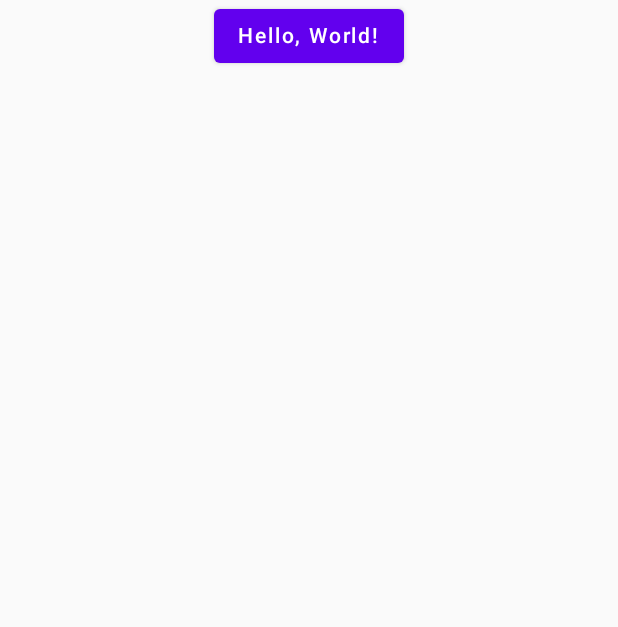
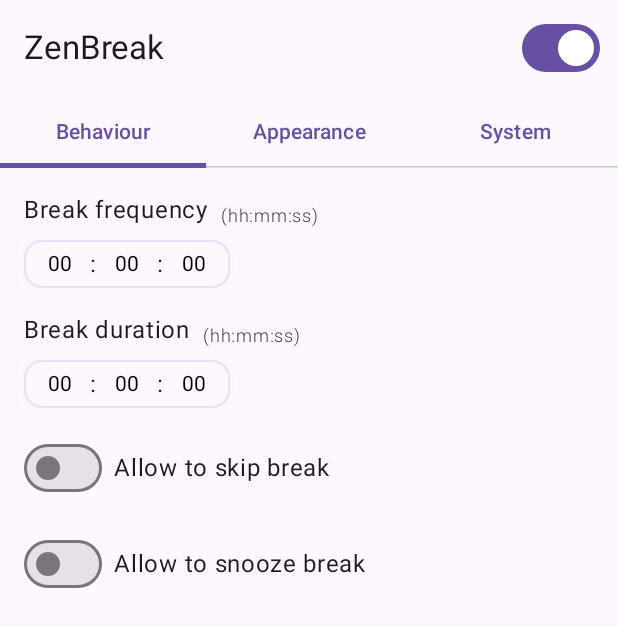
Before and after one commit to Giuliopime/ZenBreak, an Android app built with Jetpack Compose: the screen it shows after launch (MainActivity), on a phone screen of 412 x 824 dp. Shown: the top 627 px of the screen. Run offline under Robolectric (Android 15) with nearby library versions, the phone set to English and light mode, and no system bars; our stand-ins replace Compose Multiplatform resources; libraries missing offline, so code that uses them is left out: com.russhwolf.settings.

Commit message:
feat: ui

```diff
--- a/androidApp/src/androidMain/res/values/strings.xml
+++ b/androidApp/src/androidMain/res/values/strings.xml
@@ -1,3 +1,3 @@
 <resources>
-    <string name="app_name">My application</string>
+    <string name="app_name">ZenBreak</string>
 </resources>
--- a/settings.gradle.kts
+++ b/settings.gradle.kts
@@ -1,4 +1,4 @@
-rootProject.name = "MyApplication"
+rootProject.name = "ZenBreak"
 
 include(":androidApp")
 include(":shared")
--- a/shared/build.gradle.kts
+++ b/shared/build.gradle.kts
@@ -32,9 +32,11 @@ kotlin {
             dependencies {
                 implementation(compose.runtime)
                 implementation(compose.foundation)
-                implementation(compose.material)
+                implementation(compose.material3)
                 @OptIn(org.jetbrains.compose.ExperimentalComposeLibrary::class)
                 implementation(compose.components.resources)
+
+                implementation("com.russhwolf:multiplatform-settings-no-arg:1.0.0")
             }
         }
         val androidMain by getting {
@@ -63,7 +65,7 @@ kotlin {
 
 android {
     compileSdk = (findProperty("android.compileSdk") as String).toInt()
-    namespace = "com.myapplication.common"
+    namespace = "dev.giuliopime.zenbreak.common"
 
     sourceSets["main"].manifest.srcFile("src/androidMain/AndroidManifest.xml")
     sourceSets["main"].res.srcDirs("src/androidMain/res")
--- a/shared/src/commonMain/kotlin/App.kt
+++ b/shared/src/commonMain/kotlin/App.kt
@@ -1,10 +1,20 @@
 import androidx.compose.animation.AnimatedVisibility
-import androidx.compose.foundation.Image
+import androidx.compose.animation.Crossfade
+import androidx.compose.animation.core.tween
+import androidx.compose.foundation.layout.Arrangement
 import androidx.compose.foundation.layout.Column
-import androidx.compose.foundation.layout.fillMaxWidth
-import androidx.compose.material.Button
-import androidx.compose.material.MaterialTheme
-import androidx.compose.material.Text
+import androidx.compose.foundation.layout.fillMaxSize
+import androidx.compose.foundation.layout.padding
+import androidx.compose.foundation.rememberScrollState
+import androidx.compose.foundation.verticalScroll
+import androidx.compose.material3.ExperimentalMaterial3Api
+import androidx.compose.material3.MaterialTheme
+import androidx.compose.material3.Scaffold
+import androidx.compose.material3.Switch
+import androidx.compose.material3.Tab
+import androidx.compose.material3.TabRow
+import androidx.compose.material3.Text
+import androidx.compose.material3.TopAppBar
 import androidx.compose.runtime.Composable
 import androidx.compose.runtime.getValue
 import androidx.compose.runtime.mutableStateOf
@@ -12,27 +22,86 @@ import androidx.compose.runtime.remember
 import androidx.compose.runtime.setValue
 import androidx.compose.ui.Alignment
 import androidx.compose.ui.Modifier
+import androidx.compose.ui.text.style.TextOverflow
+import androidx.compose.ui.unit.dp
 import org.jetbrains.compose.resources.ExperimentalResourceApi
-import org.jetbrains.compose.resources.painterResource
+import ui.pages.AppearancePage
+import ui.pages.BehaviourPage
+import ui.pages.SystemPage
 
-@OptIn(ExperimentalResourceApi::class)
+@OptIn(ExperimentalMaterial3Api::class)
 @Composable
 fun App() {
+    val settingsRepository = remember { SettingsRepository() }
+
+    var tabIndex by remember { mutableStateOf(0) }
+    val titles = listOf("Behaviour", "Appearance", "System")
+
+    var enabled by remember { mutableStateOf(true) }
+
     MaterialTheme {
-        var greetingText by remember { mutableStateOf("Hello, World!") }
-        var showImage by remember { mutableStateOf(false) }
-        Column(Modifier.fillMaxWidth(), horizontalAlignment = Alignment.CenterHorizontally) {
-            Button(onClick = {
-                greetingText = "Hello, ${getPlatformName()}"
-                showImage = !showImage
-            }) {
-                Text(greetingText)
+        Scaffold(
+            topBar = {
+                TopAppBar(
+                    title = {
+                        Text("ZenBreak", style = MaterialTheme.typography.titleLarge)
+                    },
+                    actions = {
+                        Switch(
+                            checked = enabled,
+                            onCheckedChange = {
+                                enabled = it
+                            }
+                        )
+                    },
+                    modifier = Modifier.padding(end = 8.dp)
+                )
             }
-            AnimatedVisibility(showImage) {
-                Image(
-                    painterResource("compose-multiplatform.xml"),
-                    null
-                )
+        ) { paddingValues ->
+            Column(modifier = Modifier.padding(paddingValues)) {
+                Crossfade(targetState = enabled) {
+                    if (it) {
+                        Column {
+                            TabRow(
+                                selectedTabIndex = tabIndex,
+                            ) {
+                                titles.forEachIndexed { index, title ->
+                                    Tab(
+                                        selected = tabIndex == index,
+                                        onClick = {
+                                            tabIndex = index
+                                        },
+                                        text = {
+                                            Text(
+                                                text = title,
+                                                overflow = TextOverflow.Ellipsis
+                                            )
+                                        }
+                                    )
+                                }
+                            }
+
+                            Column(
+                                modifier = Modifier.padding(16.dp)
+                                    .verticalScroll(rememberScrollState())
+                            ) {
+                                when (tabIndex) {
+                                    0 -> BehaviourPage(settingsRepository)
+                                    1 -> AppearancePage(settingsRepository)
+                                    2 -> SystemPage()
+                                }
+                            }
+                        }
+                    } else {
+                        Column(
+                            verticalArrangement = Arrangement.Center,
+                            horizontalAlignment = Alignment.CenterHorizontally,
+                            modifier = Modifier.fillMaxSize()
+                        ) {
+                            Text("ZenBreak is turned off!")
+                        }
+                    }
+                }
             }
         }
     }
--- /dev/null
+++ b/shared/src/commonMain/kotlin/SettingsRepository.kt
@@ -0,0 +1,6 @@
+import com.russhwolf.settings.Settings
+
+class SettingsRepository {
+    val settings = Settings()
+
+}
--- /dev/null
+++ b/shared/src/commonMain/kotlin/core/Patterns.kt
@@ -0,0 +1,5 @@
+package core
+
+object Patterns {
+    val color = "#[0-9a-fA-F]{6}".toRegex()
+}
--- /dev/null
+++ b/shared/src/commonMain/kotlin/data/model/TimeDuration.kt
@@ -0,0 +1,17 @@
+package data.model
+
+import kotlin.time.Duration.Companion.hours
+
+data class TimeDuration(
+    val hours: Int,
+    val minutes: Int,
+    val seconds: Int
+) {
+    companion object {
+        fun getHours(hours: String) = hours.toIntOrNull()?.coerceIn(0, 23)
+
+        fun getMinutes(minutes: String) = minutes.toIntOrNull()?.coerceIn(0, 59)
+
+        fun getSeconds(seconds: String) = seconds.toIntOrNull()?.coerceIn(0, 59)
+    }
+}
--- /dev/null
+++ b/shared/src/commonMain/kotlin/ui/components/BooleanSetting.kt
@@ -0,0 +1,30 @@
+package ui.components
+
+import androidx.compose.foundation.layout.Arrangement
+import androidx.compose.foundation.layout.Row
+import androidx.compose.material3.Switch
+import androidx.compose.material3.Text
+import androidx.compose.runtime.Composable
+import androidx.compose.ui.Alignment
+import androidx.compose.ui.unit.dp
+
+@Composable
+fun BooleanSetting(
+    checked: Boolean,
+    onCheckedChange: (Boolean) -> Unit,
+    name: String
+) {
+    Row(
+        verticalAlignment = Alignment.CenterVertically,
+        horizontalArrangement = Arrangement.spacedBy(
+            8.dp
+        )
+    ) {
+        Switch(
+            checked = checked,
+            onCheckedChange = onCheckedChange
+        )
+
+        Text(name)
+    }
+}
--- /dev/null
+++ b/shared/src/commonMain/kotlin/ui/components/TimeInputSetting.kt
@@ -0,0 +1,142 @@
+package ui.components
+
+import androidx.compose.foundation.BorderStroke
+import androidx.compose.foundation.border
+import androidx.compose.foundation.interaction.MutableInteractionSource
+import androidx.compose.foundation.interaction.collectIsFocusedAsState
+import androidx.compose.foundation.layout.Arrangement
+import androidx.compose.foundation.layout.Column
+import androidx.compose.foundation.layout.Row
+import androidx.compose.foundation.layout.padding
+import androidx.compose.foundation.layout.width
+import androidx.compose.foundation.text.BasicTextField
+import androidx.compose.foundation.text.KeyboardOptions
+import androidx.compose.material3.MaterialTheme
+import androidx.compose.material3.Text
+import androidx.compose.runtime.Composable
+import androidx.compose.runtime.LaunchedEffect
+import androidx.compose.runtime.getValue
+import androidx.compose.runtime.mutableStateOf
+import androidx.compose.runtime.remember
+import androidx.compose.runtime.setValue
+import androidx.compose.ui.Alignment
+import androidx.compose.ui.Modifier
+import androidx.compose.ui.text.TextRange
+import androidx.compose.ui.text.font.FontWeight
+import androidx.compose.ui.text.input.ImeAction
+import androidx.compose.ui.text.input.KeyboardType
+import androidx.compose.ui.text.input.TextFieldValue
+import androidx.compose.ui.text.style.TextAlign
+import androidx.compose.ui.unit.dp
+import data.model.TimeDuration
+
+@Composable
+fun TimeInputSetting(
+    time: TimeDuration,
+    onTimeChange: (TimeDuration) -> Unit,
+    name: String
+) {
+    val hours = time.hours.toString().padStart(2, '0')
+    val minutes = time.minutes.toString().padStart(2, '0')
+    val seconds = time.seconds.toString().padStart(2, '0')
+
+    Column(
+        verticalArrangement = Arrangement.spacedBy(
+            space = 8.dp
+        )
+    ) {
+        Row(
+            horizontalArrangement = Arrangement.spacedBy(
+                space = 8.dp
+            ),
+            verticalAlignment = Alignment.Bottom
+        ) {
+            Text(name)
+            Text(
+                text = "(hh:mm:ss)",
+                style = MaterialTheme.typography.labelMedium,
+                fontWeight = FontWeight.Light
+            )
+        }
+
+        Row(
+            verticalAlignment = Alignment.CenterVertically,
+            modifier = Modifier.border(
+                border = BorderStroke(
+                    width = 1.dp,
+                    color = MaterialTheme.colorScheme.primaryContainer
+                ),
+                shape = MaterialTheme.shapes.medium
+            ).padding(4.dp)
+        ) {
+            TimeInputField(
+                value = hours,
+                onValueChange = {
+                    TimeDuration.getHours(it)?.let { hours ->
+                        onTimeChange(time.copy(hours = hours))
+                    }
+                }
+            )
+            Text(text = ":", textAlign = TextAlign.Center)
+            TimeInputField(
+                value = minutes,
+                onValueChange = {
+                    TimeDuration.getMinutes(it)?.let { minutes ->
+                        onTimeChange(time.copy(minutes = minutes))
+                    }
+                }
+            )
+            Text(":")
+            TimeInputField(
+                value = seconds,
+                onValueChange = {
+                    TimeDuration.getSeconds(it)?.let { seconds ->
+                        onTimeChange(time.copy(seconds = seconds))
+                    }
+                }
+            )
+        }
+    }
+}
+
+@Composable
+fun TimeInputField(
+    value: String,
+    onValueChange: (String) -> Unit
+) {
+    var textFieldValue by remember(value) {
+        mutableStateOf(
+            TextFieldValue(text = value, selection = TextRange(value.length))
+        )
+    }
+    val interactionSource = remember { MutableInteractionSource() }
+    val isFocused by interactionSource.collectIsFocusedAsState()
+
+    LaunchedEffect(isFocused) {
+        textFieldValue = textFieldValue.copy(
+            selection = if (isFocused) {
+                TextRange(
+                    start = 0,
+                    end = textFieldValue.text.length
+                )
+            } else {
+                TextRange.Zero
+            }
+        )
+
+    }
+
+    BasicTextField(
+        value = textFieldValue,
+        onValueChange = {
+            onValueChange(it.text)
+        },
+        textStyle = MaterialTheme.typography.bodyMedium.copy(textAlign = TextAlign.Center),
+        modifier = Modifier.width(40.dp),
+        interactionSource = interactionSource,
+        keyboardOptions = KeyboardOptions(
+            keyboardType = KeyboardType.Number,
+            imeAction = ImeAction.Next
+        )
+    )
+}
--- /dev/null
+++ b/shared/src/commonMain/kotlin/ui/pages/BehaviourPage.kt
@@ -0,0 +1,94 @@
+package ui.pages
+
+import SettingsRepository
+import androidx.compose.animation.AnimatedVisibility
+import androidx.compose.foundation.BorderStroke
+import androidx.compose.foundation.border
+import androidx.compose.foundation.layout.Column
+import androidx.compose.foundation.layout.ColumnScope
+import androidx.compose.foundation.layout.Row
+import androidx.compose.foundation.layout.Spacer
+import androidx.compose.foundation.layout.height
+import androidx.compose.foundation.layout.size
+import androidx.compose.foundation.layout.width
+import androidx.compose.foundation.shape.RoundedCornerShape
+import androidx.compose.foundation.text.BasicTextField
+import androidx.compose.material3.Divider
+import androidx.compose.material3.ExperimentalMaterial3Api
+import androidx.compose.material3.MaterialTheme
+import androidx.compose.material3.MenuDefaults
+import androidx.compose.material3.OutlinedTextField
+import androidx.compose.material3.RadioButton
+import androidx.compose.material3.Text
+import androidx.compose.material3.TextField
+import androidx.compose.runtime.Composable
+import androidx.compose.runtime.getValue
+import androidx.compose.runtime.mutableStateOf
+import androidx.compose.runtime.remember
+import androidx.compose.runtime.setValue
+import androidx.compose.ui.Modifier
+import androidx.compose.ui.unit.dp
+import data.model.TimeDuration
+import ui.components.BooleanSetting
+import ui.components.TimeInputSetting
+
+@Composable
+fun BehaviourPage(
+    settingsRepository: SettingsRepository
+) {
+    var breakFrequency by remember { mutableStateOf(TimeDuration(0, 0, 0)) }
+    var breakDuration by remember { mutableStateOf(TimeDuration(0, 0, 0)) }
+    var breakSkip by remember { mutableStateOf(false) }
+    var breakSnooze by remember { mutableStateOf(false) }
+    var breakSnoozeDuration by remember { mutableStateOf(TimeDuration(0, 0, 0)) }
+
+    TimeInputSetting(
+        time = breakFrequency,
+        onTimeChange = {
+            breakFrequency = it
+        },
+        name = "Break frequency"
+    )
+
+    Spacer(Modifier.height(16.dp))
+
+    TimeInputSetting(
+        time = breakDuration,
+        onTimeChange = {
+            breakDuration = it
+        },
+        name = "Break duration"
+    )
+
+    Spacer(Modifier.height(16.dp))
+
+    BooleanSetting(
+        checked = breakSkip,
+        onCheckedChange = {
+            breakSkip = it
+        },
+        name = "Allow to skip break"
+    )
+
+    Spacer(Modifier.height(16.dp))
+
+    BooleanSetting(
+        checked = breakSnooze,
+        onCheckedChange = {
+            breakSnooze = it
+        },
+        name = "Allow to snooze break"
+    )
+
+    Spacer(Modifier.height(8.dp))
+
+    AnimatedVisibility(breakSnooze) {
+        TimeInputSetting(
+            time = breakSnoozeDuration,
+            onTimeChange = {
+                breakSnoozeDuration = it
+            },
+            name = "Snooze length"
+        )
+    }
+}
```
Also changed, not shown: shared/src/commonMain/kotlin/core/ColorExtentions.kt (added, +21 -0 lines), shared/src/commonMain/kotlin/ui/components/ColorSetting.kt (added, +77 -0 lines), shared/src/commonMain/kotlin/ui/components/DoubleChoiceSetting.kt (added, +59 -0 lines), shared/src/commonMain/kotlin/ui/components/MultilineTextSetting.kt (added, +32 -0 lines), shared/src/commonMain/kotlin/ui/pages/AppearancePage.kt (added, +65 -0 lines), shared/src/commonMain/kotlin/ui/pages/SystemPage.kt (added, +36 -0 lines), 2 other files.
